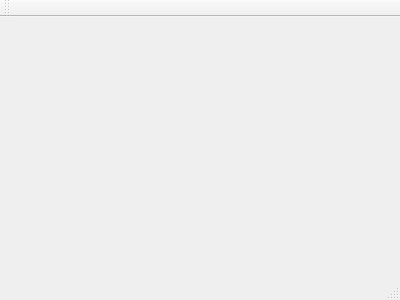
This is SettingUpGUINew/mainwindow.ui in cis-460-2019/hw00-course-prep-millersy as Qt 5 draws it before an edit. The edited form follows.
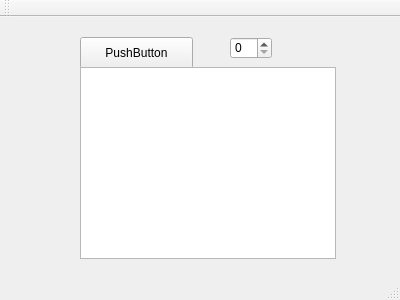
This is the edited form.

The edit to the form file:
```diff
--- a/SettingUpGUINew/mainwindow.ui
+++ b/SettingUpGUINew/mainwindow.ui
@@ -12,13 +12,62 @@
   <property name="windowTitle" >
    <string>MainWindow</string>
   </property>
-  <widget class="QMenuBar" name="menuBar" />
-  <widget class="QToolBar" name="mainToolBar" />
-  <widget class="QWidget" name="centralWidget" />
-  <widget class="QStatusBar" name="statusBar" />
+  <widget class="QWidget" name="centralWidget">
+   <widget class="QPushButton" name="pushButton">
+    <property name="geometry">
+     <rect>
+      <x>80</x>
+      <y>20</y>
+      <width>113</width>
+      <height>32</height>
+     </rect>
+    </property>
+    <property name="text">
+     <string>PushButton</string>
+    </property>
+   </widget>
+   <widget class="QSpinBox" name="spinBox">
+    <property name="geometry">
+     <rect>
+      <x>230</x>
+      <y>20</y>
+      <width>42</width>
+      <height>22</height>
+     </rect>
+    </property>
+   </widget>
+   <widget class="QListWidget" name="listWidget">
+    <property name="geometry">
+     <rect>
+      <x>80</x>
+      <y>50</y>
+      <width>256</width>
+      <height>192</height>
+     </rect>
+    </property>
+   </widget>
+  </widget>
+  <widget class="QMenuBar" name="menuBar">
+   <property name="geometry">
+    <rect>
+     <x>0</x>
+     <y>0</y>
+     <width>400</width>
+     <height>22</height>
+    </rect>
+   </property>
+  </widget>
+  <widget class="QToolBar" name="mainToolBar">
+   <attribute name="toolBarArea">
+    <enum>TopToolBarArea</enum>
+   </attribute>
+   <attribute name="toolBarBreak">
+    <bool>false</bool>
+   </attribute>
+  </widget>
+  <widget class="QStatusBar" name="statusBar"/>
  </widget>
- <layoutDefault spacing="6" margin="11" />
- <pixmapfunction></pixmapfunction>
+ <layoutdefault spacing="6" margin="11"/>
  <resources/>
  <connections/>
 </ui>
```
Left out of the diff: 7 changed lines with no effect on the pictures.
